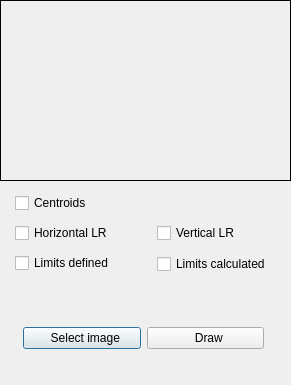
Old version of the form selwathtocheck.ui in the repository JairoSalazarV/QtHypCam.
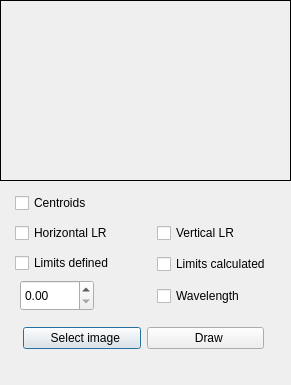
New version of the form. Icons and pictures are not drawn.

Diff of the .ui file:
```diff
--- a/selwathtocheck.ui
+++ b/selwathtocheck.ui
@@ -143,6 +143,29 @@
     <string>Limits calculated</string>
    </property>
   </widget>
+  <widget class="QDoubleSpinBox" name="douubleSpinWave">
+   <property name="geometry">
+    <rect>
+     <x>20</x>
+     <y>280</y>
+     <width>74</width>
+     <height>31</height>
+    </rect>
+   </property>
+  </widget>
+  <widget class="QCheckBox" name="checkBoxWavelength">
+   <property name="geometry">
+    <rect>
+     <x>157</x>
+     <y>283</y>
+     <width>111</width>
+     <height>26</height>
+    </rect>
+   </property>
+   <property name="text">
+    <string>Wavelength</string>
+   </property>
+  </widget>
  </widget>
  <resources>
   <include location="lstImgs.qrc"/>
```
